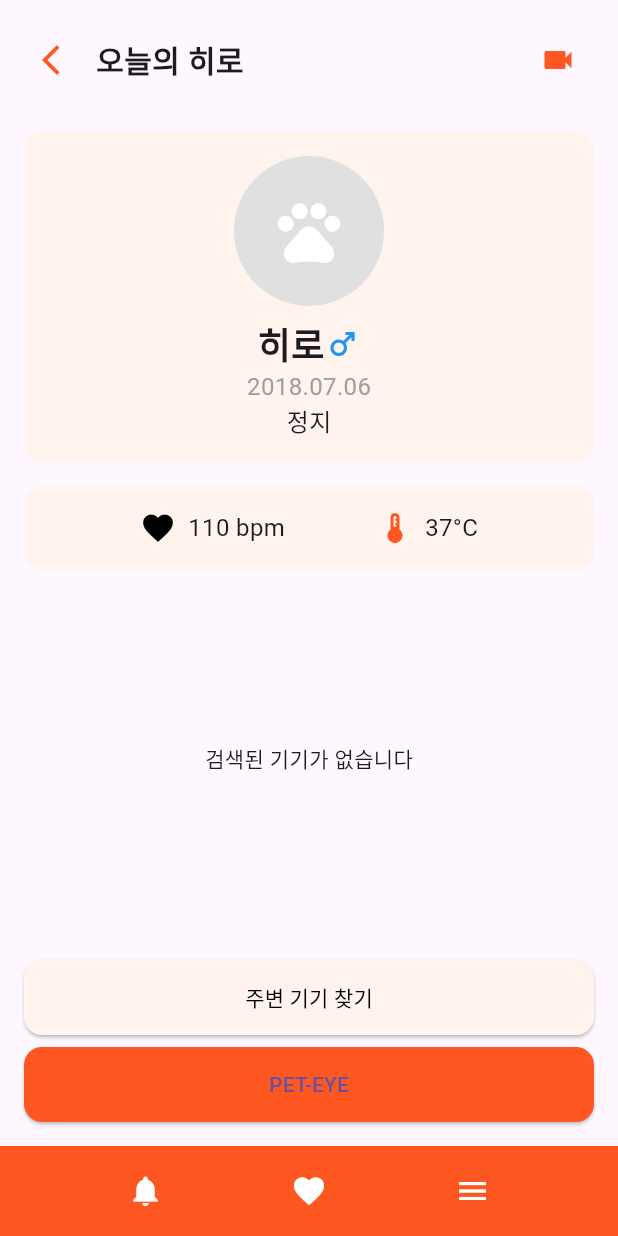
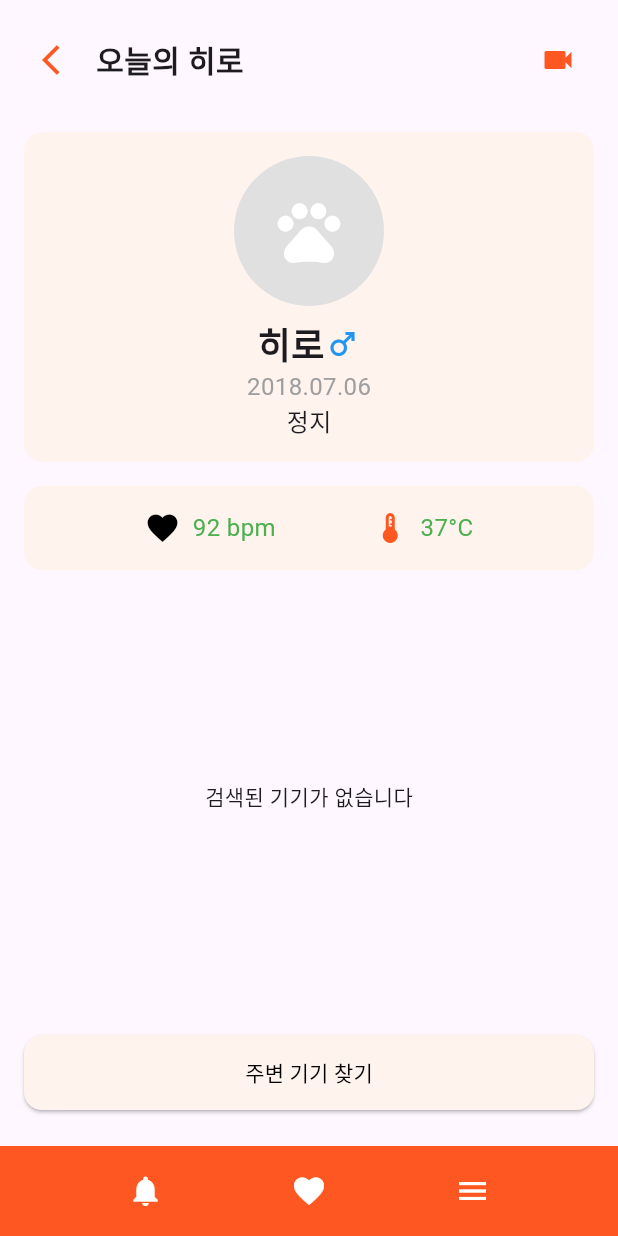
Before and after one commit to ji0ne/petimodel, a Flutter app: the screen it shows after launch, on a phone screen of 412 x 824 dp. Run offline on Flutter 3.47's test engine with Material 3 defaults, Android fonts, the phone set to English and light mode, and no system bars; our stand-ins replace flutter_blue_plus, get, permission_handler.

Commit message:
1019발표기준 수신데이터 포맷팅

```diff
--- a/lib/main.dart
+++ b/lib/main.dart
@@ -161,13 +161,15 @@ class _PetProfileScreenState extends State<PetProfileScreen> {
                       const SizedBox(width: 8),
                       Obx(() {
                         if (controller.receivedDataList.isNotEmpty) {
-                          var lastData = controller.receivedDataList.last.split('|');
+                          //var lastData = controller.receivedDataList.last.split('|');
+                          int bpm = int.tryParse(controller.s_bpm) ?? 110;
+                          Color bpmColor = bpm >= 100 ? Colors.red : Colors.green;
                           return Text(
-                            '${lastData.length > 1 ? lastData[1] : "110"} bpm',
-                            style: const TextStyle(fontSize: 16),
+                            '$bpm bpm',
+                            style: TextStyle(fontSize: 16, color: bpmColor),
                           );
                         }
-                        return Text('110 bpm', style: const TextStyle(fontSize: 16));
+                        return Text('92 bpm', style: const TextStyle(fontSize: 16, color: Colors.green));
                       }),
                     ],
                   ),
@@ -177,13 +179,15 @@ class _PetProfileScreenState extends State<PetProfileScreen> {
                       const SizedBox(width: 8),
                       Obx(() {
                         if (controller.receivedDataList.isNotEmpty) {
-                          var lastData = controller.receivedDataList.last.split('|');
+                         // var lastData = controller.receivedDataList.last.split('|');
+                          double temperature = double.tryParse(controller.s_temperature) ?? 37.0;
+                          Color temperatureColor = temperature >= 80.0 ? Colors.red : Colors.green;
                           return Text(
-                            '${lastData.isNotEmpty ? lastData[0] : "37"}°C',
-                            style: const TextStyle(fontSize: 16),
+                            '$temperature°C',
+                            style: TextStyle(fontSize: 16, color: temperatureColor),
                           );
                         }
-                        return Text('37°C', style: const TextStyle(fontSize: 16));
+                        return Text('37°C', style: const TextStyle(fontSize: 16, color: Colors.green));
                       }),
                     ],
                   ),
@@ -245,17 +249,6 @@ class _PetProfileScreenState extends State<PetProfileScreen> {
                     child: const Text('주변 기기 찾기'),
                   ),
                   const SizedBox(height: 8),
-                  ElevatedButton(
-                    style: ElevatedButton.styleFrom(
-                      backgroundColor: Colors.deepOrange,
-                      minimumSize: const Size(double.infinity, 50),
-                      shape: RoundedRectangleBorder(
-                        borderRadius: BorderRadius.circular(12),
-                      ),
-                    ),
-                    onPressed: () => controller.sendData(1),
-                    child: const Text('PET-EYE'),
-                  ),
                 ],
               ),
             ),
```
Also changed, not shown: lib/ble_controller.dart (+26 -9 lines).
